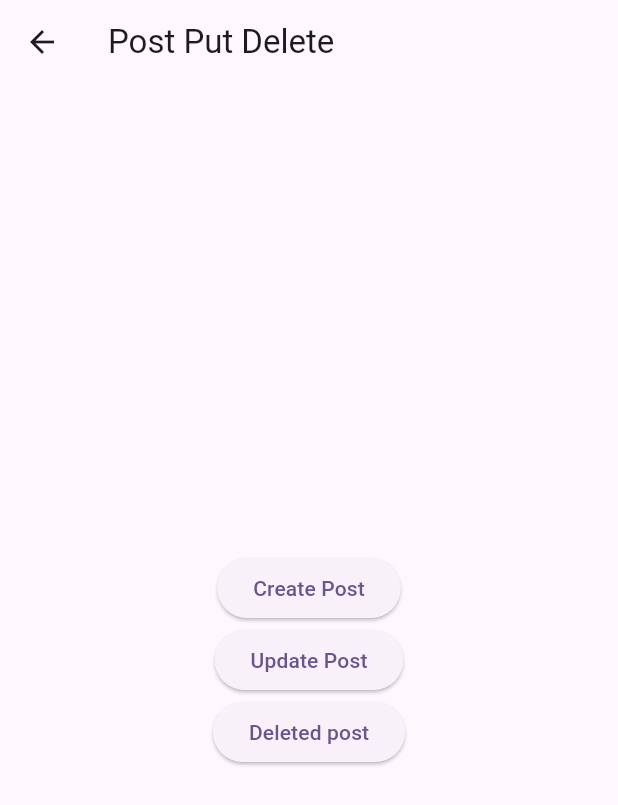
After one commit to iqbal-hossain-01/hundred_flutter_logic, a Flutter app: the CreatePostPage screen opened by its route, on a phone screen of 412 x 824 dp. The commit adds this screen. Shown: the top 805 px of the screen. Run offline on Flutter 3.47's test engine with Material 3 defaults, Android fonts, the phone set to English and light mode, and no system bars; our stand-ins replace firebase_auth, firebase_core; accounts and stored records are empty; network calls fail.

Commit message:
api- get,post,put,delete,pagination added

```diff
--- /dev/null
+++ b/lib/features/api_logic/pages/create_post_page.dart
@@ -0,0 +1,59 @@
+import 'package:flutter/material.dart';
+import 'package:hundred_flutter_logic/features/api_logic/services/api_service.dart';
+
+class CreatePostPage extends StatelessWidget {
+  static const String routeName = '/createPost';
+
+  const CreatePostPage({super.key});
+
+  @override
+  Widget build(BuildContext context) {
+    return Scaffold(
+      appBar: AppBar(title: const Text('Post Put Delete')),
+      body: Center(
+        child: Column(
+          mainAxisAlignment: MainAxisAlignment.center,
+          children: [
+            ElevatedButton(
+              onPressed: () async {
+                try {
+                  final post = await ApiService()
+                      .createPost('New Post', 'My first post');
+                  print('post create: $post');
+                } catch (e) {
+                  print('error: $e');
+                }
+              },
+              child: const Text('Create Post'),
+            ),
+            ElevatedButton(
+              onPressed: () async {
+                try {
+                  final post = await ApiService().updatePost(
+                    1,
+                    'New post 2',
+                    'My first update post',
+                  );
+                  print('updated post: $post');
+                } catch (e) {
+                  print('error: $e');
+                }
+              },
+              child: const Text('Update Post'),
+            ),
+            ElevatedButton(
+              onPressed: () async {
+                try {
+                  await ApiService().deletePost(1);
+                } catch (e){
+                  print('error: $e');
+                }
+              },
+              child: const Text('Deleted post'),
+            ),
+          ],
+        ),
+      ),
+    );
+  }
+}
--- a/pubspec.yaml
+++ b/pubspec.yaml
@@ -38,6 +38,8 @@ dependencies:
   provider:
   firebase_core:
   firebase_auth:
+  cloud_firestore:
+  http:
 
 dev_dependencies:
   flutter_test:
```
Also changed, not shown: lib/features/api_logic/pages/api_show_result_page.dart (added, +54 -0 lines), lib/features/api_logic/pages/pagination_page.dart (added, +77 -0 lines), lib/features/api_logic/services/api_service.dart (added, +88 -0 lines), lib/main.dart (+24 -0 lines), pubspec.lock.
